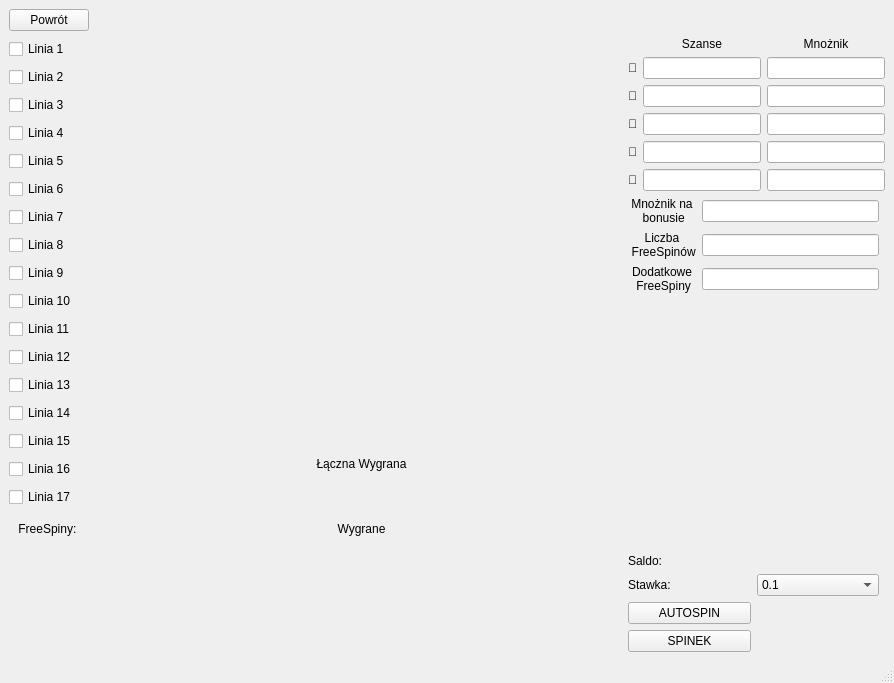
The window that Gra2/oknogra2.ui (Rghjr/Projekt_Slotsy) describes before a commit, drawn with Qt 5.
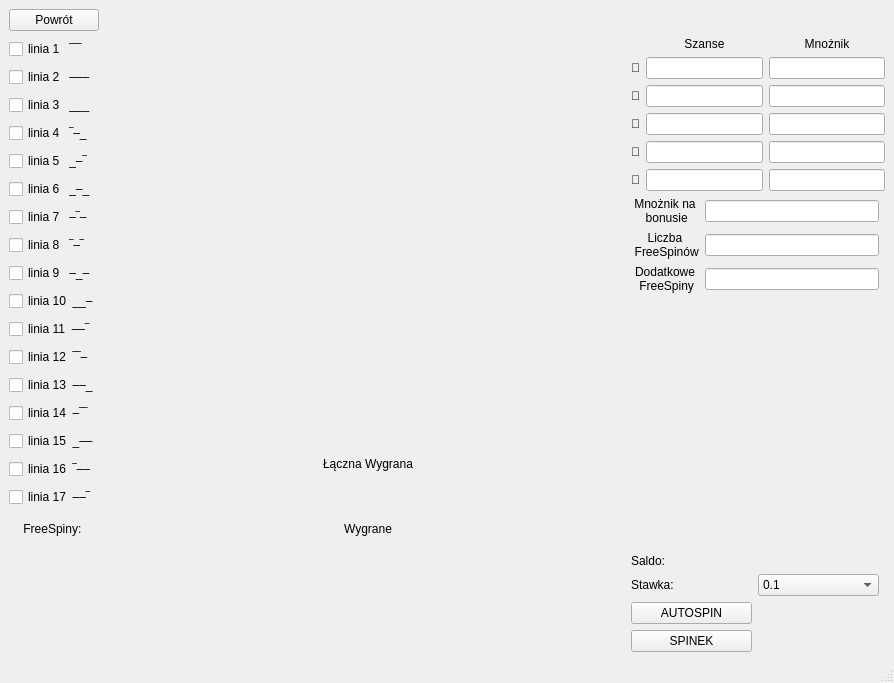
The same window after the commit.

Commit message: poprawilem wizualnie troche

The edit to the form file:
```diff
--- a/Gra2/oknogra2.ui
+++ b/Gra2/oknogra2.ui
@@ -140,119 +140,119 @@
       <item row="15" column="0">
        <widget class="QCheckBox" name="l_16_check">
         <property name="text">
-         <string>Linia 16</string>
+         <string>linia 16  ‾––</string>
         </property>
        </widget>
       </item>
       <item row="5" column="0">
        <widget class="QCheckBox" name="l_6_check">
         <property name="text">
-         <string>Linia 6</string>
+         <string>linia 6   _–_</string>
         </property>
        </widget>
       </item>
       <item row="11" column="0">
        <widget class="QCheckBox" name="l_12_check">
         <property name="text">
-         <string>Linia 12</string>
+         <string>linia 12  ‾‾–</string>
         </property>
        </widget>
       </item>
       <item row="16" column="0">
        <widget class="QCheckBox" name="l_17_check">
         <property name="text">
-         <string>Linia 17</string>
+         <string>linia 17  ––‾</string>
         </property>
        </widget>
       </item>
       <item row="10" column="0">
        <widget class="QCheckBox" name="l_11_check">
         <property name="text">
-         <string>Linia 11</string>
+         <string>linia 11  ––‾</string>
         </property>
        </widget>
       </item>
       <item row="4" column="0">
        <widget class="QCheckBox" name="l_5_check">
         <property name="text">
-         <string>Linia 5</string>
+         <string>linia 5   _–‾</string>
         </property>
        </widget>
       </item>
       <item row="1" column="0">
        <widget class="QCheckBox" name="l_2_check">
         <property name="text">
-         <string>Linia 2</string>
+         <string>linia 2   –––</string>
         </property>
        </widget>
       </item>
       <item row="6" column="0">
        <widget class="QCheckBox" name="l_7_check">
         <property name="text">
-         <string>Linia 7</string>
+         <string>linia 7   –‾–</string>
         </property>
        </widget>
       </item>
       <item row="7" column="0">
        <widget class="QCheckBox" name="l_8_check">
         <property name="text">
-         <string>Linia 8</string>
+         <string>linia 8   ‾–‾</string>
         </property>
        </widget>
       </item>
       <item row="9" column="0">
        <widget class="QCheckBox" name="l_10_check">
         <property name="text">
-         <string>Linia 10</string>
+         <string>linia 10  __–</string>
         </property>
        </widget>
       </item>
       <item row="14" column="0">
        <widget class="QCheckBox" name="l_15_check">
         <property name="text">
-         <string>Linia 15</string>
+         <string>linia 15  _––</string>
         </property>
        </widget>
       </item>
       <item row="0" column="0">
        <widget class="QCheckBox" name="l_1_check">
         <property name="text">
-         <string>Linia 1</string>
+         <string>linia 1   ‾‾‾</string>
         </property>
        </widget>
       </item>
       <item row="2" column="0">
        <widget class="QCheckBox" name="l_3_check">
         <property name="text">
-         <string>Linia 3</string>
+         <string>linia 3   ___</string>
         </property>
        </widget>
       </item>
       <item row="8" column="0">
        <widget class="QCheckBox" name="l_9_check">
         <property name="text">
-         <string>Linia 9</string>
+         <string>linia 9   –_–</string>
         </property>
        </widget>
       </item>
       <item row="12" column="0">
        <widget class="QCheckBox" name="l_13_check">
         <property name="text">
-         <string>Linia 13</string>
+         <string>linia 13  ––_</string>
         </property>
        </widget>
       </item>
       <item row="13" column="0">
        <widget class="QCheckBox" name="l_14_check">
         <property name="text">
-         <string>Linia 14</string>
+         <string>linia 14  –‾‾</string>
         </property>
        </widget>
       </item>
       <item row="3" column="0">
        <widget class="QCheckBox" name="l_4_check">
         <property name="text">
-         <string>Linia 4</string>
+         <string>linia 4   ‾–_</string>
         </property>
        </widget>
       </item>
```
Left out of the diff: 2 changed lines with no effect on the pictures. The commit also changes 2 other files.
